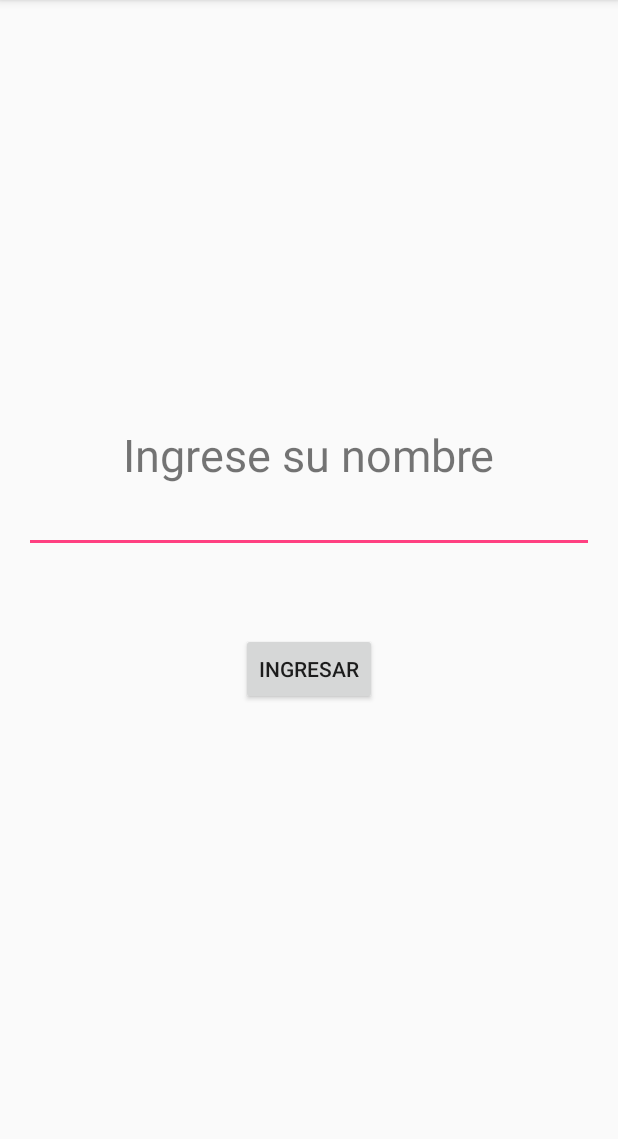
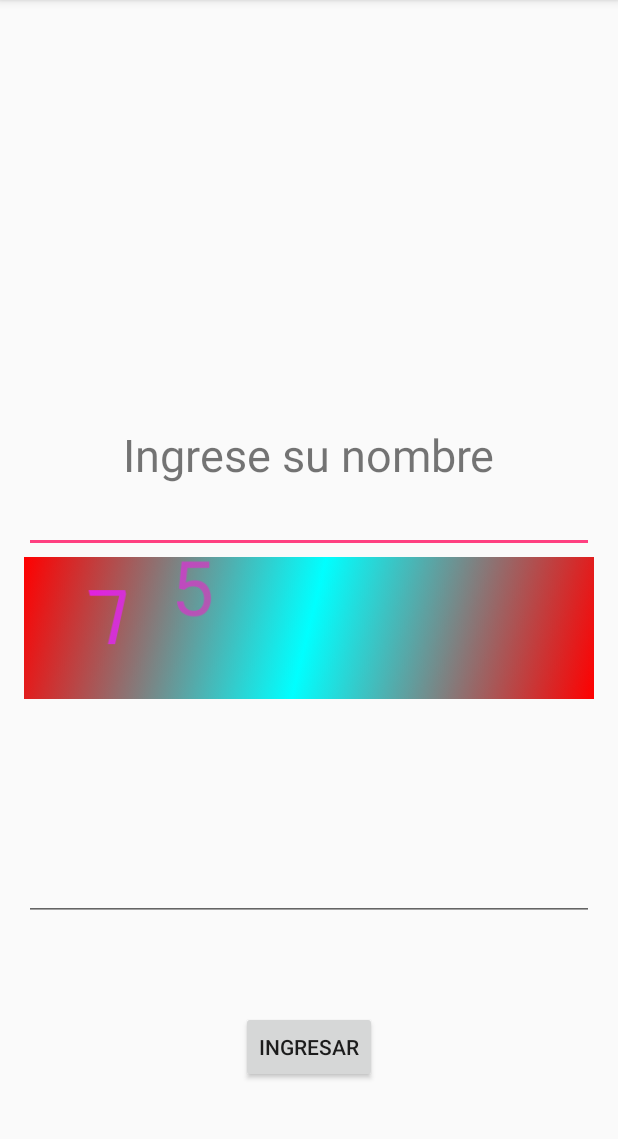
Before and after one commit to igalrevich/Programacion-6IA-2017, an Android app: the screen it shows after launch (Datos), after a tap on "INGRESAR", on a phone screen of 412 x 824 dp, the part 84-1223 px from its top. Run offline under Robolectric (Android 15) with nearby library versions, the phone set to English and light mode, and no system bars.

Commit message:
AndaElCaptchaYHaciendoListaJugadores

```diff
--- /dev/null
+++ b/1er Trimestre/TPN03/TPN03/app/src/main/java/com/revich/mobile/tpn03/Captcha.java
@@ -0,0 +1,74 @@
+package com.revich.mobile.tpn03;
+
+
+        import java.util.List;
+        import java.util.Random;
+
+        import android.graphics.Bitmap;
+        import android.graphics.Color;
+
+public abstract class Captcha {
+    protected Bitmap image;
+    protected String answer = "";
+    private int width;
+    protected int height;
+    protected int x = 0;
+    protected int y = 0;
+    protected static List usedColors;
+
+    protected abstract Bitmap image();
+
+    public static int color(){
+        Random r = new Random();
+        int number;
+        do{
+            number = r.nextInt(9);
+        }while(usedColors.contains(number));
+        usedColors.add(number);
+        switch(number){
+            case 0: return Color.BLACK;
+            case 1: return Color.BLUE;
+            case 2: return Color.CYAN;
+            case 3: return Color.DKGRAY;
+            case 4: return Color.GRAY;
+            case 5: return Color.GREEN;
+            case 6: return Color.MAGENTA;
+            case 7: return Color.RED;
+            case 8: return Color.YELLOW;
+            case 9: return Color.WHITE;
+            default: return Color.WHITE;
+        }
+    }
+
+    public int getWidth(){
+        return this.width;
+    }
+
+    public void setWidth(int width){
+        if(width > 0 && width < 10000){
+            this.width = width;
+        }else{
+            this.width = 300;
+        }
+    }
+
+    public int getHeight(){
+        return this.height;
+    }
+
+    public void setHeight(int height){
+        if(height > 0 && height < 10000){
+            this.height = height;
+        }else{
+            this.height = 100;
+        }
+    }
+
+    public Bitmap getImage() {
+        return this.image;
+    }
+
+    public boolean checkAnswer(String ans) {
+        return ans.equals(this.answer);
+    }
+}
--- a/1er Trimestre/TPN03/TPN03/app/src/main/java/com/revich/mobile/tpn03/Datos.java
+++ b/1er Trimestre/TPN03/TPN03/app/src/main/java/com/revich/mobile/tpn03/Datos.java
@@ -6,17 +6,23 @@ import android.os.Bundle;
 import android.view.View;
 import android.widget.Button;
 import android.widget.EditText;
+import android.widget.ImageView;
 import android.widget.Toast;
 
 public class Datos extends AppCompatActivity {
     Button btnIngresar;
-    EditText edtNombre;
-    String Nombre;
+    EditText edtNombre, edtCaptcha;
+    String Nombre, TextoCaptcha;
+    MathCaptcha mathCaptcha;
+    ImageView ivCaptcha;
+    int ResultadoCaptcha,TextoResultadoCaptcha;
     @Override
     protected void onCreate(Bundle savedInstanceState) {
         super.onCreate(savedInstanceState);
         setContentView(R.layout.activity_datos);
         ObtenerReferencias();
+        mathCaptcha = new MathCaptcha(600, 150, MathCaptcha.MathOptions.PLUS_MINUS);
+        ivCaptcha.setImageBitmap(mathCaptcha.getImage());
         btnIngresar.setOnClickListener(btnIngresar_click);
     }
 
@@ -24,6 +30,9 @@ public class Datos extends AppCompatActivity {
     {
         btnIngresar= (Button) findViewById(R.id.btnIngresar);
         edtNombre=(EditText) findViewById(R.id.edtNombre);
+        ivCaptcha=(ImageView) findViewById(R.id.ivCaptcha);
+        edtCaptcha= (EditText) findViewById(R.id.edtCaptcha);
+
     }
     private void IniciarSegundaActivity()
     {
@@ -37,15 +46,36 @@ public class Datos extends AppCompatActivity {
         @Override
         public void onClick(View view) {
              Nombre= edtNombre.getText().toString();
-             if(!(Nombre.isEmpty()))
+             ResultadoCaptcha=mathCaptcha.ResultadoCaptha();
+              if(Nombre.isEmpty())
+                 {
+                     Toast msg= Toast.makeText(getApplicationContext(),"Ingrese su nombre",Toast.LENGTH_SHORT);
+                     msg.show();
+                 }
+                 else
+                 {
+                     TextoCaptcha=edtCaptcha.getText().toString();
+                     if(TextoCaptcha.isEmpty())
+                     {
+                         Toast msg= Toast.makeText(getApplicationContext(),"Ingrese el resultado de la suma de ambos numeros",Toast.LENGTH_SHORT);
+                         msg.show();
+                     }
+                     else
+                     {
+                         TextoResultadoCaptcha=Integer.parseInt(TextoCaptcha);
+                         if(TextoResultadoCaptcha==ResultadoCaptcha)
                          {
                              IniciarSegundaActivity();
                          }
                          else
                          {
-                 Toast msg= Toast.makeText(getApplicationContext(),"Ingrese su nombre",Toast.LENGTH_SHORT);
+                             Toast msg= Toast.makeText(getApplicationContext(),"Resultado equivocado",Toast.LENGTH_SHORT);
                              msg.show();
                          }
                      }
+
+                 }
+
+        }
     };
 }
--- a/1er Trimestre/TPN03/TPN03/app/src/main/java/com/revich/mobile/tpn03/Juego.java
+++ b/1er Trimestre/TPN03/TPN03/app/src/main/java/com/revich/mobile/tpn03/Juego.java
@@ -6,6 +6,7 @@ import android.support.v7.app.AppCompatActivity;
 import android.os.Bundle;
 import android.view.View;
 import android.widget.Button;
+import android.widget.Toast;
 
 import java.util.ArrayList;
 import java.util.Random;
@@ -13,6 +14,7 @@ import java.util.Random;
 public class Juego extends AppCompatActivity {
     String[] Jugadas= new String[9];
     int[] EstadosBotones= new int[9];
+    ArrayList<String> Jugadores= new ArrayList<>();
     Button btn01;
     Button btn02;
     Button btn03;
@@ -35,6 +37,10 @@ public class Juego extends AppCompatActivity {
         setContentView(R.layout.activity_juego);
         LlenarVectorJugadas();
         ObtenerReferencias();
+        Intent ElIntentQueVino= getIntent();
+        Bundle ElBundle= ElIntentQueVino.getExtras();
+        String Jugador= ElBundle.getString("Nombre");
+        Jugadores.add(Jugador);
         LLenarVectorBotones();
         LlenarEstados();
         AsignarEstadoBotones();
@@ -43,6 +49,17 @@ public class Juego extends AppCompatActivity {
 
 
     }
+    @Override
+    public void onSaveInstanceState(Bundle savedInstanceState) {
+        super.onSaveInstanceState(savedInstanceState);
+        savedInstanceState.putStringArrayList("ListaJugadores",Jugadores);
+    }
+    @Override
+    public void onRestoreInstanceState(Bundle savedInstanceState) {
+        super.onRestoreInstanceState(savedInstanceState);
+        Jugadores=savedInstanceState.getStringArrayList("ListaJugadores");
+    }
+
     private void LlenarVectorJugadas()
     {
 
@@ -180,7 +197,8 @@ public class Juego extends AppCompatActivity {
             boolean Gano= CheckearSiGano();
             if(Gano)
             {
-                JugadasHechas=JugadasHechas+"Ganaste" ;
+                Toast msg= Toast.makeText(getApplicationContext(),"Ganaste",Toast.LENGTH_SHORT);
+                msg.show();
             }
 
         }
--- /dev/null
+++ b/1er Trimestre/TPN03/TPN03/app/src/main/java/com/revich/mobile/tpn03/MathCaptcha.java
@@ -0,0 +1,73 @@
+package com.revich.mobile.tpn03;
+
+
+import java.util.ArrayList;
+import java.util.Random;
+
+import android.graphics.Bitmap;
+import android.graphics.Bitmap.Config;
+import android.graphics.Canvas;
+import android.graphics.LinearGradient;
+import android.graphics.Paint;
+import android.graphics.Shader;
+public class MathCaptcha extends Captcha {
+    int one;
+    int two;
+    protected MathOptions options;
+
+    public enum MathOptions{
+        PLUS_MINUS,
+        PLUS_MINUS_MULTIPLY
+    }
+
+    public MathCaptcha(int width, int height, MathOptions opt){
+        this.height = height;
+        setWidth(width);
+        this.options = opt;
+        usedColors = new ArrayList<Integer>();
+        this.image = image();
+    }
+
+    @Override
+    protected Bitmap image() {
+        one = 0;
+        two = 0;
+        int math = 0;
+
+        LinearGradient gradient = new LinearGradient(0, 0, getWidth() / 2, this.height / 2, color(), color(), Shader.TileMode.MIRROR);
+        Paint p = new Paint();
+        p.setDither(true);
+        p.setShader(gradient);
+        Bitmap bitmap = Bitmap.createBitmap(getWidth(), this.height, Config.ARGB_8888);
+        Canvas c = new Canvas(bitmap);
+        c.drawRect(0, 0, getWidth(), this.height, p);
+
+        LinearGradient fontGrad = new LinearGradient(0, 0, getWidth() / 2, this.height / 2, color(), color(), Shader.TileMode.CLAMP);
+        Paint tp = new Paint();
+        tp.setDither(true);
+        tp.setShader(fontGrad);
+        tp.setTextSize(getWidth() / this.height * 20);
+        Random r = new Random(System.currentTimeMillis());
+        one = r.nextInt(9) + 1;
+        two = r.nextInt(9) + 1;
+
+        char[] data = new char[]{String.valueOf(one).toCharArray()[0], String.valueOf(two).toCharArray()[0]};
+        for (int i=0; i<data.length; i++) {
+            x += 30 + (Math.abs(r.nextInt()) % 65);
+            y = 50 + Math.abs(r.nextInt()) % 50;
+            Canvas cc = new Canvas(bitmap);
+            if(i != 1)
+                tp.setTextSkewX(r.nextFloat() - r.nextFloat());
+            cc.drawText(data, i, 1, x, y, tp);
+            tp.setTextSkewX(0);
+        }
+        return bitmap;
+    }
+    public int ResultadoCaptha()
+    {
+        int Suma= one+two;
+        return Suma;
+    }
+
+
+}
--- a/1er Trimestre/TPN03/TPN03/app/src/main/res/layout/activity_datos.xml
+++ b/1er Trimestre/TPN03/TPN03/app/src/main/res/layout/activity_datos.xml
@@ -1,5 +1,6 @@
 <?xml version="1.0" encoding="utf-8"?>
 <RelativeLayout xmlns:android="http://schemas.android.com/apk/res/android"
+    xmlns:app="http://schemas.android.com/apk/res-auto"
     xmlns:tools="http://schemas.android.com/tools"
     android:layout_width="match_parent"
     android:layout_height="match_parent"
@@ -33,13 +34,27 @@
             android:id="@+id/edtNombre"
             android:layout_gravity="center_horizontal" />
 
+        <ImageView
+            android:id="@+id/ivCaptcha"
+            android:layout_width="match_parent"
+            android:layout_height="wrap_content"
+            app:srcCompat="@android:color/holo_blue_bright" />
+
+        <EditText
+            android:id="@+id/edtCaptcha"
+            android:layout_width="match_parent"
+            android:layout_height="wrap_content"
+            android:layout_marginTop="150px"
+            android:ems="10"
+            android:inputType="textPersonName" />
+
         <Button
+            android:id="@+id/btnIngresar"
             android:layout_width="wrap_content"
             android:layout_height="wrap_content"
-            android:text="Ingresar"
-            android:id="@+id/btnIngresar"
             android:layout_gravity="center_horizontal"
-            android:layout_marginTop="80px" />
+            android:layout_marginTop="90px"
+            android:text="Ingresar" />
 
     </LinearLayout>
 </RelativeLayout>
```
Lines whose indentation alone changed are shown as unchanged.
